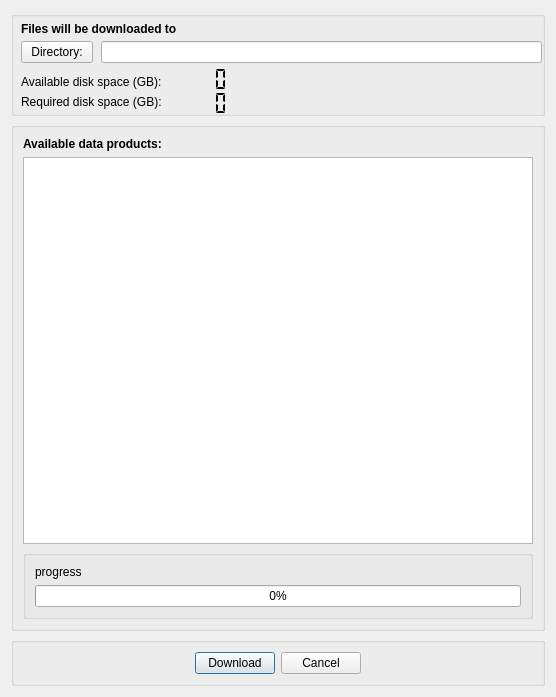
This is code/src/apps/RSIG3D/filedownloader.ui in USEPA/rsig3d as Qt 5 draws it before an edit. The edited form follows.
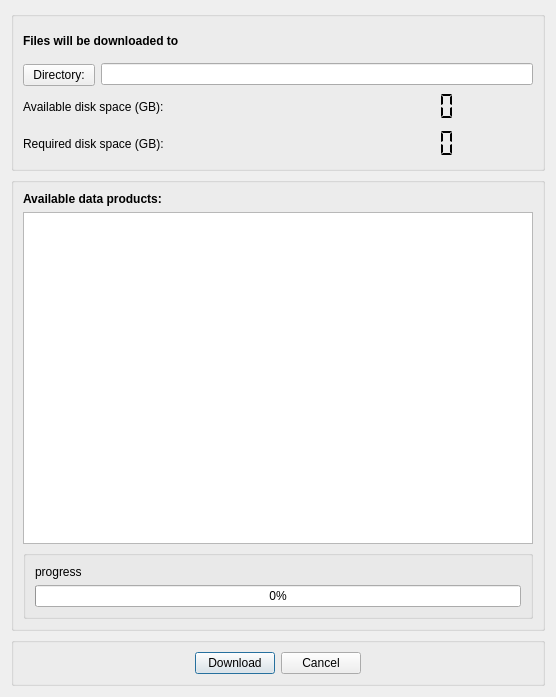
This is the edited form.

The edit to the form file:
```diff
--- a/code/src/apps/RSIG3D/filedownloader.ui
+++ b/code/src/apps/RSIG3D/filedownloader.ui
@@ -25,20 +25,27 @@
      <property name="minimumSize">
       <size>
        <width>0</width>
-       <height>105</height>
+       <height>160</height>
       </size>
      </property>
      <property name="title">
       <string/>
      </property>
+     <layout class="QGridLayout" name="gridLayout">
+      <item row="0" column="0" colspan="3">
+       <widget class="QLabel" name="label">
+        <property name="text">
+         <string>&lt;b&gt;Files will be downloaded to&lt;/b&gt;</string>
+        </property>
+       </widget>
+      </item>
+      <item row="1" column="0">
      <widget class="QToolButton" name="fileDownloaderDirButton">
-      <property name="geometry">
-       <rect>
-        <x>10</x>
-        <y>30</y>
-        <width>72</width>
-        <height>22</height>
-       </rect>
+        <property name="sizePolicy">
+         <sizepolicy hsizetype="Preferred" vsizetype="Preferred">
+          <horstretch>0</horstretch>
+          <verstretch>0</verstretch>
+         </sizepolicy>
       </property>
       <property name="minimumSize">
        <size>
@@ -56,15 +63,9 @@
        <string>Directory:</string>
       </property>
      </widget>
+      </item>
+      <item row="1" column="1" colspan="2">
      <widget class="QLineEdit" name="fileDownloaderDirLineEdit">
-      <property name="geometry">
-       <rect>
-        <x>90</x>
-        <y>30</y>
-        <width>441</width>
-        <height>22</height>
-       </rect>
-      </property>
       <property name="sizePolicy">
        <sizepolicy hsizetype="Expanding" vsizetype="Fixed">
         <horstretch>0</horstretch>
@@ -84,76 +85,16 @@
        </size>
       </property>
      </widget>
-     <widget class="QLabel" name="label">
-      <property name="geometry">
-       <rect>
-        <x>10</x>
-        <y>10</y>
-        <width>371</width>
-        <height>16</height>
-       </rect>
-      </property>
-      <property name="text">
-       <string>&lt;b&gt;Files will be downloaded to&lt;/b&gt;</string>
-      </property>
-     </widget>
-     <widget class="QLabel" name="label_2">
-      <property name="geometry">
-       <rect>
-        <x>10</x>
-        <y>60</y>
-        <width>171</width>
-        <height>21</height>
-       </rect>
-      </property>
-      <property name="text">
-       <string>Available disk space (GB):</string>
-      </property>
-     </widget>
-     <widget class="QLCDNumber" name="fileDownloaderAvailableSpace">
-      <property name="geometry">
-       <rect>
-        <x>160</x>
-        <y>56</y>
-        <width>64</width>
-        <height>24</height>
-       </rect>
-      </property>
-      <property name="frameShape">
-       <enum>QFrame::NoFrame</enum>
-      </property>
-      <property name="frameShadow">
-       <enum>QFrame::Plain</enum>
-      </property>
-      <property name="numDigits">
-       <number>4</number>
-      </property>
-      <property name="segmentStyle">
-       <enum>QLCDNumber::Flat</enum>
-      </property>
-     </widget>
+      </item>
+      <item row="4" column="0" colspan="2">
      <widget class="QLabel" name="label_4">
-      <property name="geometry">
-       <rect>
-        <x>10</x>
-        <y>80</y>
-        <width>171</width>
-        <height>21</height>
-       </rect>
-      </property>
       <property name="text">
        <string>Required disk space (GB):</string>
       </property>
      </widget>
+      </item>
+      <item row="4" column="2">
      <widget class="QLCDNumber" name="fileDownloaderRequiredSpace">
-      <property name="geometry">
-       <rect>
-        <x>160</x>
-        <y>80</y>
-        <width>64</width>
-        <height>24</height>
-       </rect>
-      </property>
       <property name="frameShape">
        <enum>QFrame::NoFrame</enum>
       </property>
@@ -170,6 +111,31 @@
        <enum>QLCDNumber::Flat</enum>
       </property>
      </widget>
+      </item>
+      <item row="3" column="0" colspan="2">
+       <widget class="QLabel" name="label_2">
+        <property name="text">
+         <string>Available disk space (GB):</string>
+        </property>
+       </widget>
+      </item>
+      <item row="3" column="2">
+       <widget class="QLCDNumber" name="fileDownloaderAvailableSpace">
+        <property name="frameShape">
+         <enum>QFrame::NoFrame</enum>
+        </property>
+        <property name="frameShadow">
+         <enum>QFrame::Plain</enum>
+        </property>
+        <property name="numDigits">
+         <number>4</number>
+        </property>
+        <property name="segmentStyle">
+         <enum>QLCDNumber::Flat</enum>
+        </property>
+       </widget>
+      </item>
+     </layout>
     </widget>
    </item>
    <item>
```
Left out of the diff: 6 changed lines with no effect on the pictures. Lines whose indentation alone changed are shown as unchanged.
